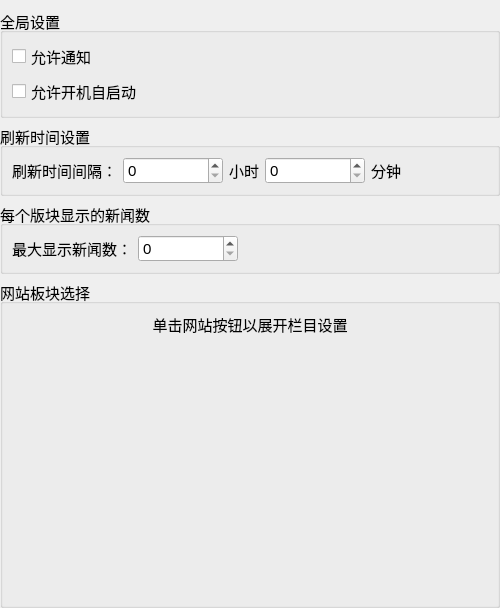
This is settingform.ui in RemnantCloude/FlyMessage as Qt 5 draws it before an edit. The edited form follows.
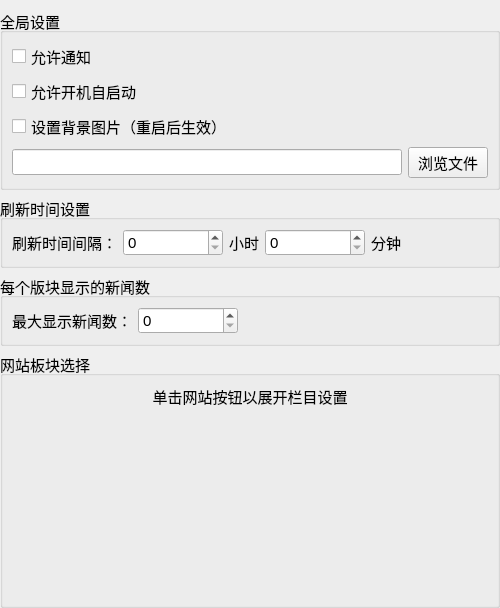
This is the edited form.

Commit message: Added 可选图片背景

Patch:
```diff
--- a/settingform.ui
+++ b/settingform.ui
@@ -75,6 +75,27 @@
         </property>
        </widget>
       </item>
+      <item>
+       <widget class="QCheckBox" name="pictureBackground">
+        <property name="text">
+         <string>设置背景图片（重启后生效）</string>
+        </property>
+       </widget>
+      </item>
+      <item>
+       <layout class="QHBoxLayout" name="horizontalLayout_2">
+        <item>
+         <widget class="QLineEdit" name="pictureAddress"/>
+        </item>
+        <item>
+         <widget class="QPushButton" name="browse_Btn">
+          <property name="text">
+           <string>浏览文件</string>
+          </property>
+         </widget>
+        </item>
+       </layout>
+      </item>
      </layout>
     </widget>
    </item>
```
The commit also changes 11 other files.
